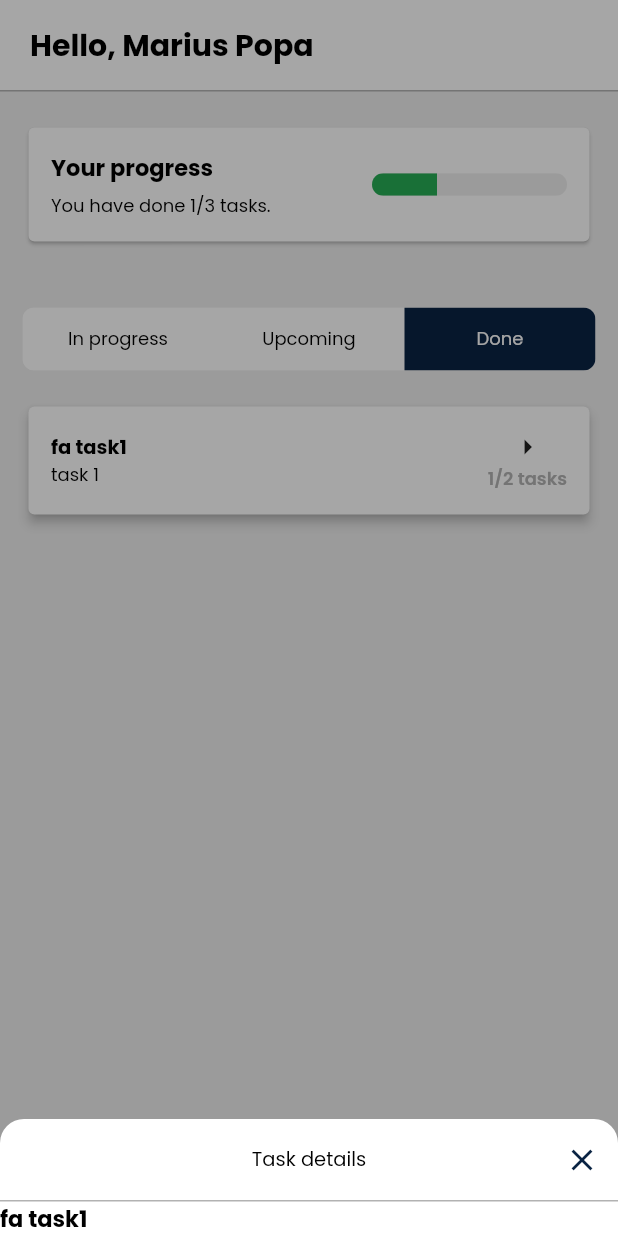
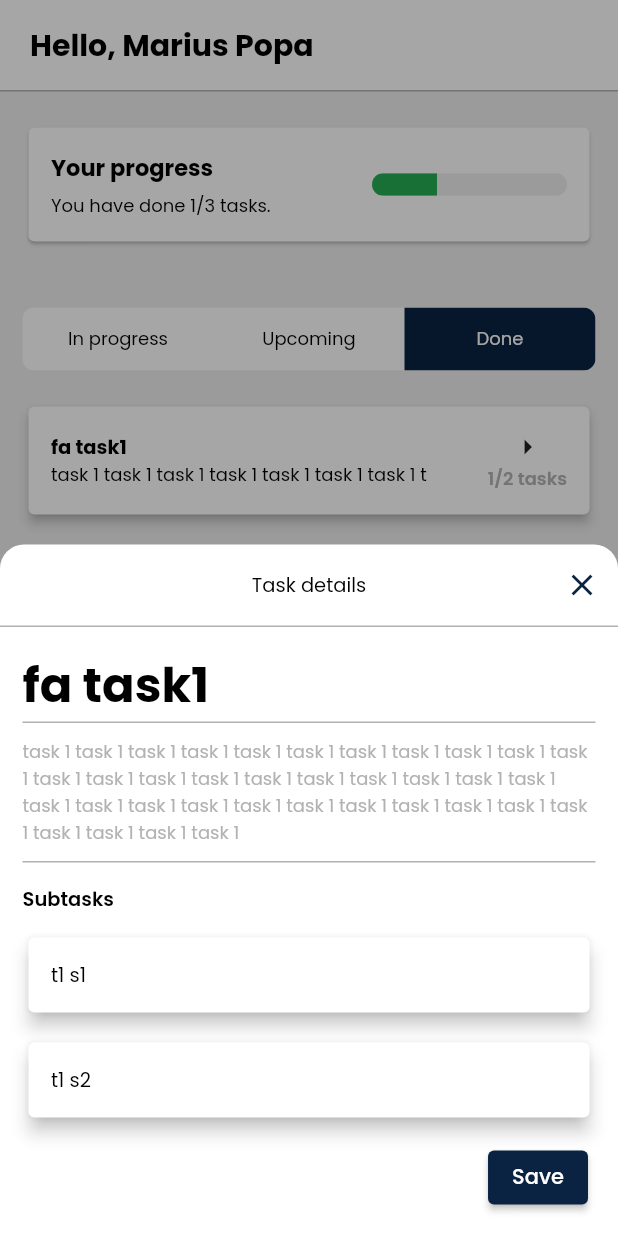
Before and after one commit to DariusDC/OutOfBoundsProject, a Flutter app: the screen it shows after launch, after a tap on "Upcoming", after a tap on "Done", after a tap on "fa task1", on a phone screen of 412 x 824 dp. Run offline on Flutter 3.47's test engine with Material 2 defaults, Android fonts, the phone set to English and light mode, and no system bars; our stand-ins replace dio, flutter_i18n, modal_bottom_sheet, retrofit, rxdart, shared_preferences; generated files the repository leaves out were written again.

Commit message:
task details screen almost done, waiting for astia de la back

```diff
--- a/lib/model/task/subtask.dart
+++ b/lib/model/task/subtask.dart
@@ -4,10 +4,12 @@ part 'subtask.g.dart';
 
 @JsonSerializable()
 class Subtask {
-  final String description;
-  final bool done;
+  int? id;
+  String? description;
+  bool? done;
 
   Subtask({
+    required this.id,
     required this.description,
     required this.done,
   });
--- a/lib/screens/progress/progress_screen.dart
+++ b/lib/screens/progress/progress_screen.dart
@@ -17,10 +17,11 @@ import 'package:rxdart/rxdart.dart';
 
 List<Task> tasks = [
   Task(
-    description: "task 1",
+    description:
+        "task 1 task 1 task 1 task 1 task 1 task 1 task 1 task 1 task 1 task 1 task 1 task 1 task 1 task 1 task 1 task 1 task 1 task 1 task 1 task 1 task 1 task 1 task 1 task 1 task 1 task 1 task 1 task 1 task 1 task 1 task 1 task 1 task 1 task 1 task 1 task 1 ",
     subtasks: [
-      Subtask(description: "t1 s1", done: false),
-      Subtask(description: "t1 s2", done: true)
+      Subtask(description: "t1 s1", done: false, id: 1),
+      Subtask(description: "t1 s2", done: true, id: 2)
     ],
     name: "fa task1",
     taskType: TaskType.DONE,
@@ -28,8 +29,8 @@ List<Task> tasks = [
   Task(
     description: "task 2",
     subtasks: [
-      Subtask(description: "t2 s1", done: true),
-      Subtask(description: "t2 s2", done: true)
+      Subtask(description: "t2 s1", done: true, id: 3),
+      Subtask(description: "t2 s2", done: true, id: 4)
     ],
     name: "fa task2",
     taskType: TaskType.IN_PROGRESS,
@@ -37,8 +38,8 @@ List<Task> tasks = [
   Task(
     description: "task 3",
     subtasks: [
-      Subtask(description: "t3 s1", done: false),
-      Subtask(description: "t3 s2", done: false)
+      Subtask(description: "t3 s1", done: false, id: 5),
+      Subtask(description: "t3 s2", done: false, id: 6)
     ],
     name: "fa task3",
     taskType: TaskType.TODO,
--- a/lib/screens/task_details/task_details_screen.dart
+++ b/lib/screens/task_details/task_details_screen.dart
@@ -1,22 +1,69 @@
 import 'package:flutter/material.dart';
+import 'package:out_of_bounds/model/task/subtask.dart';
 import 'package:out_of_bounds/model/task/task.dart';
+import 'package:out_of_bounds/model/task/task_type.dart';
+import 'package:out_of_bounds/screens/base_request_screen.dart';
+import 'package:out_of_bounds/screens/task_details/task_details_view_model.dart';
+import 'package:out_of_bounds/themes/app_colors.dart';
+import 'package:out_of_bounds/themes/app_dimens.dart';
 import 'package:out_of_bounds/themes/app_text_styles.dart';
 import 'package:out_of_bounds/widgets/app_divider.dart';
+import 'package:out_of_bounds/widgets/buttons/general_button.dart';
 import 'package:out_of_bounds/widgets/elements/dialog/bottom_sheet_top_widget.dart';
+import 'package:out_of_bounds/widgets/task_details_widgets/task_details_subtask_widget.dart';
+import 'package:rxdart/rxdart.dart';
 
 class TaskDetailsScreen extends StatefulWidget {
   final Task task;
 
-  const TaskDetailsScreen({Key? key, required this.task}) : super(key: key);
+  const TaskDetailsScreen({
+    Key? key,
+    required this.task,
+  }) : super(key: key);
 
   @override
   _TaskDetailsScreenState createState() => _TaskDetailsScreenState();
 }
 
-class _TaskDetailsScreenState extends State<TaskDetailsScreen> {
+class _TaskDetailsScreenState extends BaseRequestScreen<TaskDetailsScreen> {
+  late TaskDetailsViewModel _viewModel;
+  late Task _task;
+
+  @override
+  void initState() {
+    super.initState();
+    _task = widget.task;
+    _viewModel = TaskDetailsViewModel(
+      Input(
+        PublishSubject(),
+      ),
+    );
+
+    _bindUI();
+  }
+
+  _bindUI() {
+    fetchData(
+      _viewModel.output.onSaveTask,
+      handleValue: (task) {},
+      handleError: (error) {},
+    );
+  }
+
+  _onSubtaskStatusChanged(Subtask subtask, bool value) {
+    setState(() {
+      int subtaskIndex =
+          _task.subtasks.indexWhere((element) => element.id == subtask.id);
+      if (subtaskIndex != -1) {
+        _task.subtasks[subtaskIndex].done = value;
+      }
+    });
+  }
+
   @override
   Widget build(BuildContext context) {
-    return Column(
+    return SingleChildScrollView(
+      child: Column(
         mainAxisSize: MainAxisSize.min,
         crossAxisAlignment: CrossAxisAlignment.start,
         children: [
@@ -25,16 +72,81 @@ class _TaskDetailsScreenState extends State<TaskDetailsScreen> {
             dismissTap: () => Navigator.of(context).pop(),
           ),
           const AppDivider(),
-        Column(
+          Padding(
+            padding: const EdgeInsets.all(AppDimens.regularPadding),
+            child: Column(
+              mainAxisSize: MainAxisSize.min,
               crossAxisAlignment: CrossAxisAlignment.start,
               children: [
                 Text(
                   widget.task.name,
-              style: AppTextStyles.largeBoldPoppins,
+                  style: AppTextStyles.x5LBoldPoppins,
+                ),
+                const AppDivider(),
+                const SizedBox(height: AppDimens.xSPadding),
+                Text(
+                  widget.task.description,
+                  style: AppTextStyles.smallRegularPoppins.copyWith(
+                    color: AppColors.darkGray,
+                  ),
+                ),
+                const SizedBox(height: AppDimens.xSPadding),
+                const AppDivider(),
+                const SizedBox(height: AppDimens.regularPadding),
+                const Text(
+                  "Subtasks",
+                  style: AppTextStyles.mediumSemiBoldPoppins,
+                ),
+                const SizedBox(height: AppDimens.smallPadding),
+                ..._task.subtasks
+                    .map((subtask) => Padding(
+                          padding: const EdgeInsets.only(
+                            bottom: AppDimens.smallPadding,
+                          ),
+                          child: TaskDetailsSubtaskWidget(
+                            subtask: subtask,
+                            onSubtaskStatusChanged: (value) =>
+                                _onSubtaskStatusChanged(
+                              subtask,
+                              value ?? false,
+                            ),
+                            showCheckbox:
+                                _task.taskType == TaskType.IN_PROGRESS,
+                          ),
+                        ))
+                    .toList(),
+                Row(
+                  mainAxisAlignment: MainAxisAlignment.end,
+                  children: [
+                    if (widget.task.taskType == TaskType.TODO)
+                      ElevatedButton(
+                        onPressed: () => _viewModel.input.saveTask.add(
+                          SaveTaskInput(
+                            task: _task,
+                            saveTaskType: SaveTaskType.START,
+                          ),
+                        ),
+                        child: const Text("Start"),
+                      ),
+                    Padding(
+                      padding: const EdgeInsets.only(right: 5, left: 25),
+                      child: ElevatedButton(
+                        onPressed: () => _viewModel.input.saveTask.add(
+                          SaveTaskInput(
+                              task: _task, saveTaskType: SaveTaskType.SAVE),
+                        ),
+                        style: ElevatedButton.styleFrom(
+                            primary: AppColors.darkBlue),
+                        child: const Text("Save"),
+                      ),
                     ),
                   ],
                 ),
               ],
+            ),
+          ),
+        ],
+      ),
     );
   }
 }
--- a/lib/screens/task_details/task_details_view_model.dart
+++ b/lib/screens/task_details/task_details_view_model.dart
@@ -1,12 +1,47 @@
+import 'package:out_of_bounds/model/task/task.dart';
+import 'package:out_of_bounds/model/task/task_type.dart';
+import 'package:out_of_bounds/model/ui_model.dart';
+import 'package:rxdart/rxdart.dart';
+
 class TaskDetailsViewModel {
   final Input input;
   late Output output;
 
   TaskDetailsViewModel(this.input) {
-    output = Output();
+    output = Output(
+      input.saveTask.map(
+        (event) {
+          print(event);
+          return UIModel.success(
+            Task(
+                description: "description",
+                subtasks: [],
+                name: "",
+                taskType: TaskType.IN_PROGRESS),
+          );
+        },
+      ).asBroadcastStream(),
+    );
   }
 }
 
-class Input {}
+class Input {
+  final Subject<SaveTaskInput> saveTask;
 
-class Output {}
+  Input(this.saveTask);
+}
+
+class Output {
+  final Stream<UIModel<Task>> onSaveTask;
+
+  Output(this.onSaveTask);
+}
+
+enum SaveTaskType { START, SAVE }
+
+class SaveTaskInput {
+  final Task task;
+  final SaveTaskType saveTaskType;
+
+  SaveTaskInput({required this.task, required this.saveTaskType});
+}
--- /dev/null
+++ b/lib/widgets/task_details_widgets/task_details_subtask_widget.dart
@@ -0,0 +1,52 @@
+import 'package:flutter/material.dart';
+import 'package:out_of_bounds/model/task/subtask.dart';
+import 'package:out_of_bounds/themes/app_dimens.dart';
+import 'package:out_of_bounds/themes/app_text_styles.dart';
+
+class TaskDetailsSubtaskWidget extends StatefulWidget {
+  final Subtask subtask;
+  final void Function(bool?) onSubtaskStatusChanged;
+  final bool showCheckbox;
+
+  const TaskDetailsSubtaskWidget(
+      {Key? key,
+      required this.subtask,
+      required this.onSubtaskStatusChanged,
+      required this.showCheckbox})
+      : super(key: key);
+
+  @override
+  _TaskDetailsSubtaskWidgetState createState() =>
+      _TaskDetailsSubtaskWidgetState();
+}
+
+class _TaskDetailsSubtaskWidgetState extends State<TaskDetailsSubtaskWidget> {
+  @override
+  Widget build(BuildContext context) {
+    return Card(
+      elevation: 5,
+      child: Container(
+        constraints: const BoxConstraints(minHeight: 50),
+        child: Padding(
+          padding:
+              const EdgeInsets.symmetric(horizontal: AppDimens.regularPadding),
+          child: Row(
+            children: [
+              Expanded(
+                child: Text(
+                  widget.subtask.description ?? "",
+                  style: AppTextStyles.mediumRegularPoppins,
+                ),
+              ),
+              if (widget.showCheckbox)
+                Checkbox(
+                  value: widget.subtask.done,
+                  onChanged: widget.onSubtaskStatusChanged,
+                )
+            ],
+          ),
+        ),
+      ),
+    );
+  }
+}
--- a/lib/widgets/tasks/task_list_item_widget.dart
+++ b/lib/widgets/tasks/task_list_item_widget.dart
@@ -40,7 +40,7 @@ class TaskListItemWidget extends StatelessWidget {
                 children: [
                   const Icon(Icons.arrow_right_outlined),
                   Text(
-                    "${task.subtasks.where((element) => element.done).length.toString()}/${task.subtasks.length.toString()} tasks",
+                    "${task.subtasks.where((element) => element.done ?? false).length.toString()}/${task.subtasks.length.toString()} tasks",
                     style: AppTextStyles.smallSemiBoldPoppins.copyWith(
                       color: getColorForTaskType(task.taskType),
                     ),
```
Also changed, not shown: lib/model/task/subtask.g.dart. Lines whose indentation alone changed are shown as unchanged.
